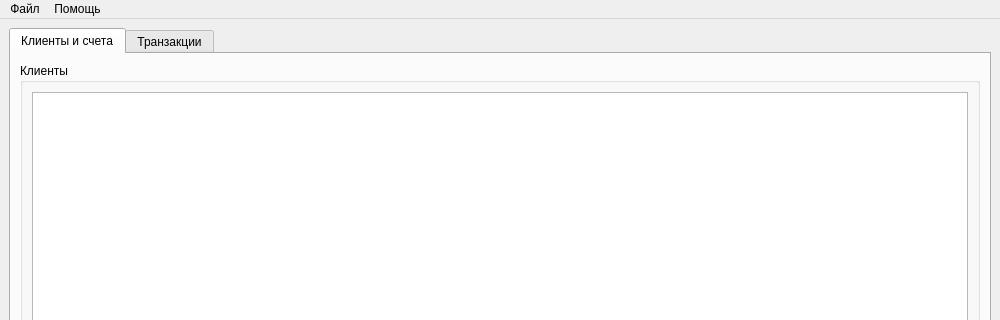
This is design/ui/main_window.ui in IfroloffI/LAB4--PyQT---PostgreSQL as Qt 5 draws it before an edit; both pictures show x 0 to 1000 and y 0 to 320 of the 1000 by 800 pixel window. The edited form follows.
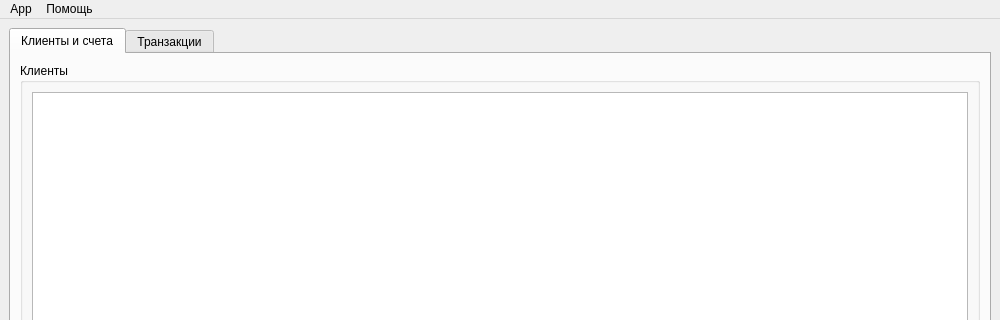
This is the edited form.

What changed in the file:
```diff
--- a/design/ui/main_window.ui
+++ b/design/ui/main_window.ui
@@ -236,7 +236,7 @@
    </property>
    <widget class="QMenu" name="menuFile">
     <property name="title">
-     <string>Файл</string>
+     <string>App</string>
     </property>
     <addaction name="actionExit"/>
    </widget>
```
Left out of the diff: 4 changed lines with no effect on the pictures.
